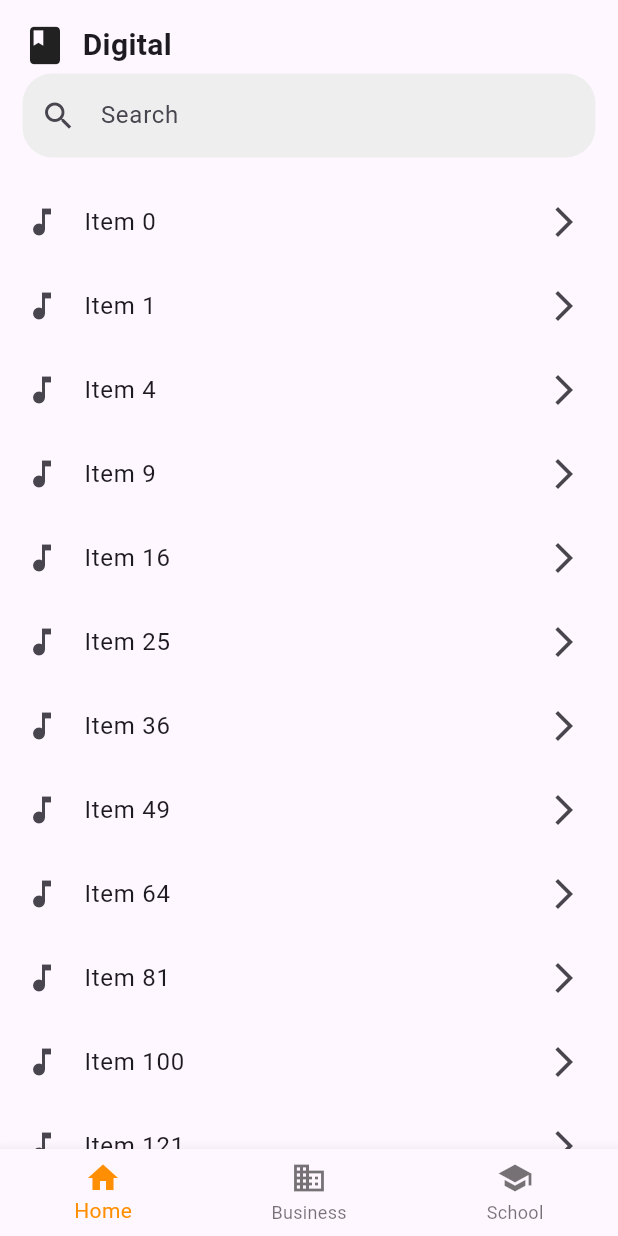
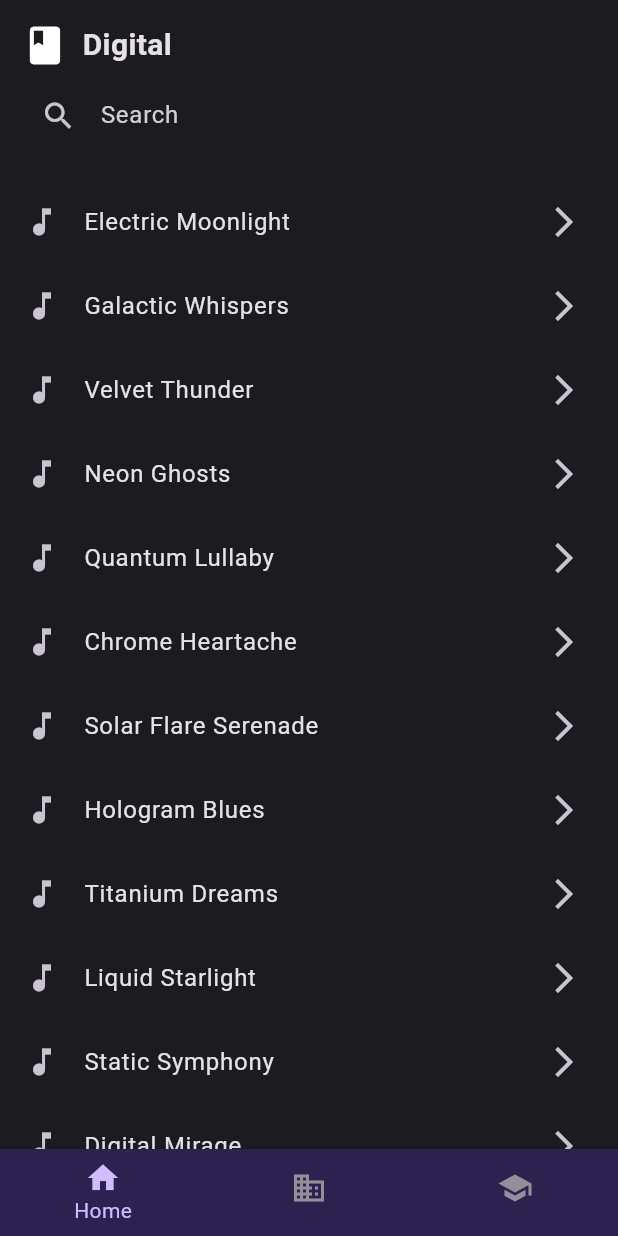
Before and after one commit to owenmorales5/rv-app, a Flutter app: the screen it shows after launch, on a phone screen of 412 x 824 dp. Run offline on Flutter 3.47's test engine with Material 3 defaults, Android fonts, the phone set to English and light mode, and no system bars.

Commit message:
avances en el tema

```diff
--- /dev/null
+++ b/lib/config/theme.dart
@@ -0,0 +1,171 @@
+import 'package:flutter/material.dart';
+// import 'package:google_fonts/google_fonts.dart';
+
+class AppThemeCustom {
+  static ThemeData lightTheme = ThemeData(
+    useMaterial3: true,
+    colorScheme: const ColorScheme(
+      brightness: Brightness.light,
+      primary: Color(0xFF6750A4),
+      onPrimary: Colors.white,
+      primaryContainer: Color(0xFFEADDFF),
+      onPrimaryContainer: Color(0xFF21005D),
+      secondary: Color(0xFF625B71),
+      onSecondary: Colors.white,
+      secondaryContainer: Color(0xFFE8DEF8),
+      onSecondaryContainer: Color(0xFF1D192B),
+      tertiary: Color(0xFF7D5260),
+      onTertiary: Colors.white,
+      tertiaryContainer: Color(0xFFFFD8E4),
+      onTertiaryContainer: Color(0xFF31111D),
+      error: Color(0xFFB3261E),
+      onError: Colors.white,
+      errorContainer: Color(0xFFF9DEDC),
+      onErrorContainer: Color(0xFF410E0B),
+      surface: Color(0xFFFFFBFE),
+      onSurface: Color(0xFF1C1B1F),
+      onSurfaceVariant: Color(0xFF49454F),
+      outline: Color(0xFF79747E),
+      shadow: Colors.black,
+      inverseSurface: Color(0xFF313033),
+      onInverseSurface: Color(0xFFF4EFF4),
+      inversePrimary: Color(0xFFD0BCFF),
+      surfaceTint: Color(0xFF6750A4),
+    ),
+    // fontFamily: GoogleFonts.merriweather().fontFamily,
+
+    // AppBar
+    appBarTheme: const AppBarTheme(
+      backgroundColor: Color(0xFFEADDFF),
+      foregroundColor: Color(0xFF21005D),
+      elevation: 0,
+      centerTitle: true,
+      titleTextStyle: TextStyle(
+        fontSize: 20,
+        fontWeight: FontWeight.bold,
+        color: Color(0xFF21005D),
+      ),
+    ),
+
+    // BottomNavigationBar
+    bottomNavigationBarTheme: const BottomNavigationBarThemeData(
+      backgroundColor: Color(0xFFE8DEF8),
+      selectedItemColor: Color(0xFF6750A4),
+      unselectedItemColor: Color(0xFF49454F),
+      showSelectedLabels: true,
+      showUnselectedLabels: false,
+    ),
+
+    // Drawer
+    drawerTheme: const DrawerThemeData(backgroundColor: Color(0xFFE8DEF8)),
+
+    // FloatingActionButton
+    floatingActionButtonTheme: const FloatingActionButtonThemeData(
+      backgroundColor: Color(0xFF6750A4),
+      foregroundColor: Colors.white,
+      elevation: 4,
+    ),
+
+    // Botones en general
+    elevatedButtonTheme: ElevatedButtonThemeData(
+      style: ElevatedButton.styleFrom(
+        backgroundColor: const Color(0xFF6750A4),
+        foregroundColor: Colors.white,
+        shape: RoundedRectangleBorder(borderRadius: BorderRadius.circular(12)),
+        padding: const EdgeInsets.symmetric(horizontal: 24, vertical: 12),
+      ),
+    ),
+
+    // Texto
+    // textTheme: GoogleFonts.merriweatherTextTheme().copyWith(
+    //   titleLarge: const TextStyle(fontSize: 22, fontWeight: FontWeight.bold),
+    //   bodyMedium: const TextStyle(fontSize: 16),
+    // ),
+  );
+  static ThemeData darkTheme = ThemeData(
+    useMaterial3: true,
+    brightness: Brightness.dark,
+    colorScheme: const ColorScheme(
+      brightness: Brightness.dark,
+      primary: Color(0xFFD0BCFF),
+      onPrimary: Color(0xFF381E72),
+      primaryContainer: Color(0xFF4F378B),
+      onPrimaryContainer: Color(0xFFEADDFF),
+      secondary: Color(0xFFCCC2DC),
+      onSecondary: Color(0xFF332D41),
+      secondaryContainer: Color(0xFF4A4458),
+      onSecondaryContainer: Color(0xFFE8DEF8),
+      tertiary: Color(0xFFEFB8C8),
+      onTertiary: Color(0xFF492532),
+      tertiaryContainer: Color(0xFF633B48),
+      onTertiaryContainer: Color(0xFFFFD8E4),
+      error: Color(0xFFF2B8B5),
+      onError: Color(0xFF601410),
+      errorContainer: Color(0xFF8C1D18),
+      onErrorContainer: Color(0xFFF9DEDC),
+      background: Color(0xFF1C1B1F),
+      onBackground: Color(0xFFE6E1E5),
+      surface: Color(0xFF1C1B1F),
+      onSurface: Color(0xFFE6E1E5),
+      surfaceVariant: Color(0xFF49454F),
+      onSurfaceVariant: Color(0xFFCAC4D0),
+      outline: Color(0xFF938F99),
+      shadow: Color(0xFF000000),
+      inverseSurface: Color(0xFFE6E1E5),
+      onInverseSurface: Color(0xFF313033),
+      inversePrimary: Color(0xFF6750A4),
+      surfaceTint: Color(0xFFD0BCFF),
+    ),
+    // fontFamily: GoogleFonts.merriweather().fontFamily,
+
+    // AppBar
+    appBarTheme: const AppBarTheme(
+      backgroundColor: Color(0xFF2B2250),
+      foregroundColor: Color(0xFFEADDFF),
+      elevation: 0,
+      centerTitle: true,
+      titleTextStyle: TextStyle(
+        fontSize: 20,
+        fontWeight: FontWeight.bold,
+        color: Color(0xFFEADDFF),
+      ),
+    ),
+
+    // BottomNavigationBar
+    bottomNavigationBarTheme: const BottomNavigationBarThemeData(
+      backgroundColor: Color(0xFF2B2250),
+      selectedItemColor: Color(0xFFD0BCFF),
+      unselectedItemColor: Color(0xFF938F99),
+      showSelectedLabels: true,
+      showUnselectedLabels: false,
+    ),
+
+    // Drawer
+    drawerTheme: const DrawerThemeData(backgroundColor: Color(0xFF2B2250)),
+
+    // FloatingActionButton
+    floatingActionButtonTheme: const FloatingActionButtonThemeData(
+      backgroundColor: Color(0xFFD0BCFF),
+      foregroundColor: Color(0xFF381E72),
+      elevation: 4,
+    ),
+
+    // Botones en general
+    elevatedButtonTheme: ElevatedButtonThemeData(
+      style: ElevatedButton.styleFrom(
+        backgroundColor: const Color(0xFFD0BCFF),
+        foregroundColor: const Color(0xFF381E72),
+        shape: RoundedRectangleBorder(borderRadius: BorderRadius.circular(12)),
+        padding: const EdgeInsets.symmetric(horizontal: 24, vertical: 12),
+      ),
+    ),
+
+    // Tipografía
+    // textTheme: GoogleFonts.merriweatherTextTheme(
+    //   ThemeData.dark().textTheme,
+    // ).copyWith(
+    //   titleLarge: const TextStyle(fontSize: 22, fontWeight: FontWeight.bold),
+    //   bodyMedium: const TextStyle(fontSize: 16),
+    // ),
+  );
+}
--- a/lib/main.dart
+++ b/lib/main.dart
@@ -1,4 +1,5 @@
 import 'package:flutter/material.dart';
+import 'package:rv_app/config/theme.dart';
 import 'package:rv_app/screens/home.dart';
 
 void main() {
@@ -10,7 +11,8 @@ class MainApp extends StatelessWidget {
 
   @override
   Widget build(BuildContext context) {
-    return const MaterialApp(
+    return MaterialApp(
+      theme: AppThemeCustom.darkTheme,
       debugShowCheckedModeBanner: false,
       home: HomeScreen(),
     );
--- a/lib/screens/home.dart
+++ b/lib/screens/home.dart
@@ -23,7 +23,6 @@ class _HomeScreenState extends State<HomeScreen> {
           BottomNavigationBarItem(icon: Icon(Icons.school), label: 'School'),
         ],
         currentIndex: 0,
-        selectedItemColor: Colors.amber[800],
         onTap: (index) {},
       ),
     );
--- a/lib/views/index_view.dart
+++ b/lib/views/index_view.dart
@@ -1,5 +1,6 @@
 import 'package:flutter/material.dart';
 import 'package:rv_app/screens/lyrics.dart';
+import 'package:rv_app/services/lirycs.dart';
 
 class IndexView extends StatefulWidget {
   const IndexView({super.key});
@@ -40,40 +41,65 @@ class _IndexViewState extends State<IndexView> {
               TextField(
                 decoration: InputDecoration(
                   hintText: 'Search',
-                  prefixIcon: Icon(Icons.search),
+                  prefixIcon: const Icon(Icons.search),
                   border: OutlineInputBorder(
                     borderRadius: BorderRadius.circular(20),
                     borderSide: BorderSide.none,
                   ),
                   filled: true,
-                  fillColor: Colors.grey[200],
+                  fillColor:
+                      Theme.of(context).colorScheme.surfaceContainerHighest,
+                  hintStyle: TextStyle(
+                    color: Theme.of(
+                      context,
+                    ).colorScheme.onSurface.withValues(alpha: 0.9),
+                  ),
+                  prefixIconColor:
+                      Theme.of(context).colorScheme.onSurfaceVariant,
+                ),
+                style: TextStyle(
+                  color: Theme.of(context).colorScheme.onSurface,
                 ),
               ),
             ],
           ),
         ),
       ),
-      body: Expanded(
-        child: ListView(
-          children:
-              List<int>.generate(
-                50,
-                (int index) => index * index,
-                growable: true,
-              ).map((int index) {
+      body: FutureBuilder<List<Map<String, dynamic>>>(
+        future: loadLyrics(),
+        builder: (context, snapshot) {
+          if (snapshot.connectionState == ConnectionState.waiting) {
+            return Center(child: CircularProgressIndicator());
+          } else if (snapshot.hasError) {
+            return Center(child: Text('Error: ${snapshot.error}'));
+          } else if (!snapshot.hasData || snapshot.data!.isEmpty) {
+            return Center(child: Text('No data found'));
+          } else {
+            final lyrics = snapshot.data!;
+            return ListView.builder(
+              shrinkWrap: true,
+              itemCount: lyrics.length,
+              itemBuilder: (context, index) {
+                final lyric = lyrics[index];
                 return ListTile(
-                  title: Text('Item $index'),
+                  title: Text(lyric['title']),
                   leading: const Icon(Icons.music_note),
                   trailing: const Icon(Icons.arrow_forward_ios),
                   onTap: () {
                     //Navigate to another screen or perform an action
                     Navigator.of(context).push(
-                      MaterialPageRoute(builder: (context) => LyricsScreen()),
+                      MaterialPageRoute(
+                        builder:
+                            (context) =>
+                                LyricsScreen(songId: lyric['id'].toString()),
+                      ),
                     );
                   },
                 );
-              }).toList(),
-        ),
+              },
+            );
+          }
+        },
       ),
     );
   }
--- a/pubspec.yaml
+++ b/pubspec.yaml
@@ -17,3 +17,5 @@ dev_dependencies:
 
 flutter:
   uses-material-design: true
+  assets:
+    - assets/lyrics.json
```
Also changed, not shown: assets/lyrics.json (added, +128 -0 lines), lib/screens/lyrics.dart (+32 -10 lines), lib/services/lirycs.dart (added, +15 -0 lines).
